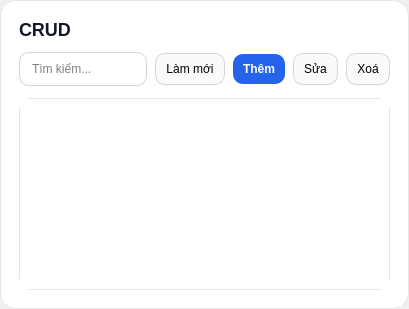
Old version of the form app/ui/crud_page.ui in the repository thaieaut-engineer/Cong-nghe-phan-mem.
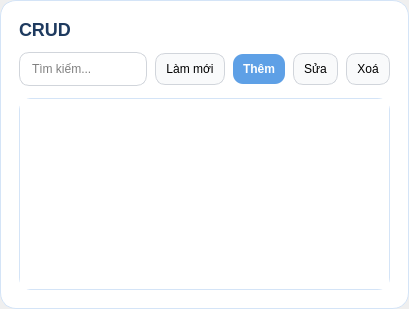
New version of the form.

What changed in the file:
```diff
--- a/app/ui/crud_page.ui
+++ b/app/ui/crud_page.ui
@@ -21,7 +21,7 @@
    <item>
     <widget class="QFrame" name="card" native="true">
      <property name="styleSheet">
-      <string notr="true">QFrame#card{background:#ffffff;border:1px solid #e5e7eb;border-radius:16px;} QLabel#lblTitle{font-size:18px;font-weight:700;color:#111827;} QLineEdit{padding:8px 10px;border:1px solid #d1d5db;border-radius:10px;} QLineEdit:focus{border:1px solid #2563eb;} QPushButton{padding:8px 10px;border-radius:10px;border:1px solid #d1d5db;background:#f9fafb;} QPushButton:hover{background:#f3f4f6;} QPushButton#btnAdd{background:#2563eb;border:none;color:white;font-weight:600;} QPushButton#btnAdd:hover{background:#1d4ed8;} QPushButton#btnAdd:pressed{background:#1e40af;} QTableView{border:1px solid #e5e7eb;border-radius:12px;}</string>
+      <string notr="true">QFrame#card{background:#ffffff;border:1px solid #d4e4f7;border-radius:16px;} QLabel#lblTitle{font-size:18px;font-weight:700;color:#1e3a5f;} QLineEdit{padding:8px 10px;border:1px solid #d1d5db;border-radius:10px;} QLineEdit:focus{border:1px solid #5ea0e6;} QPushButton{padding:8px 10px;border-radius:10px;border:1px solid #d1d5db;background:#f9fafb;} QPushButton:hover{background:#f3f4f6;} QPushButton#btnAdd{background:#5ea0e6;border:none;color:white;font-weight:600;} QPushButton#btnAdd:hover{background:#4a8fd4;} QPushButton#btnAdd:pressed{background:#3d82c4;} QTableView{border:1px solid #d4e4f7;border-radius:12px;}</string>
      </property>
      <layout class="QVBoxLayout" name="cardLayout">
       <property name="leftMargin">
```
